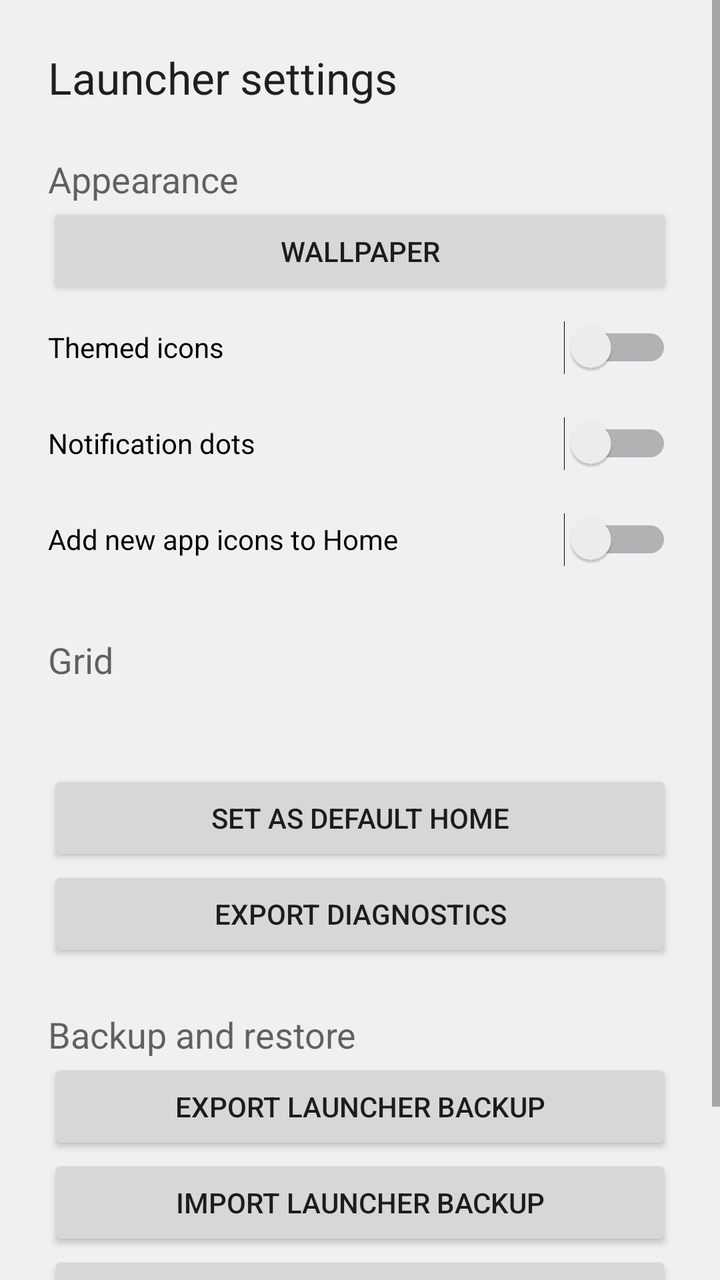
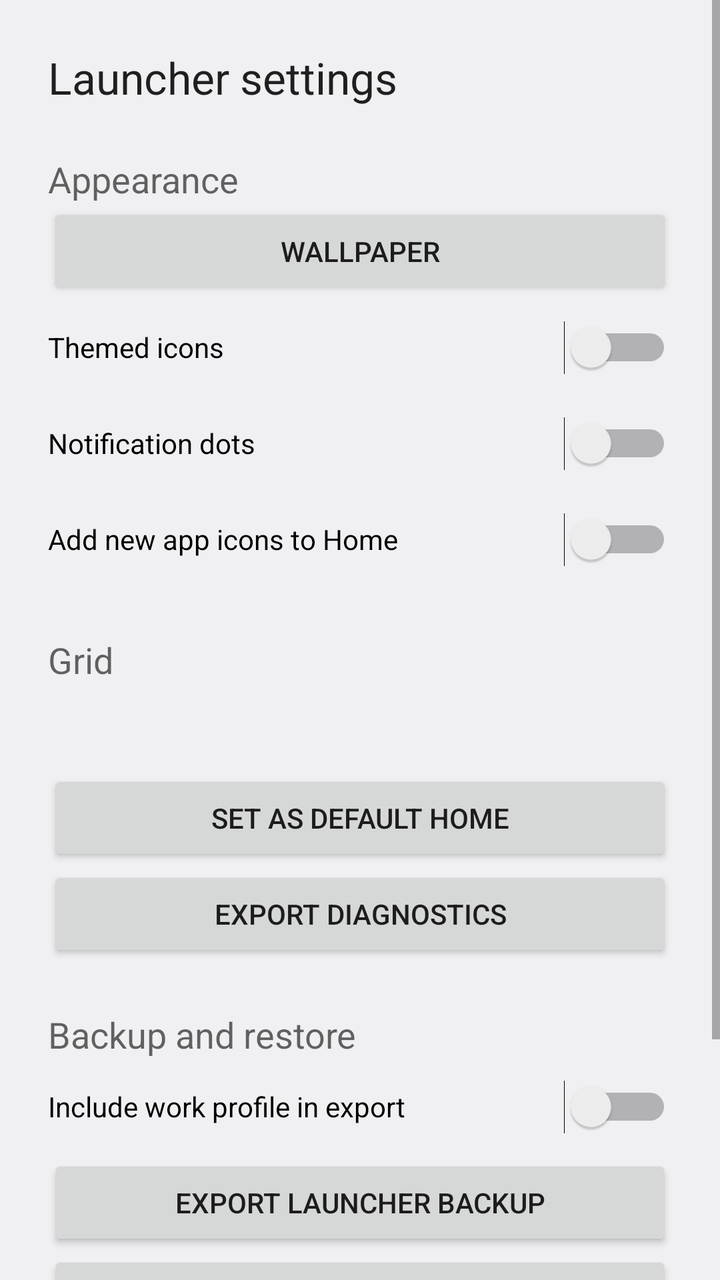

Two renders of the same Android screen: before a commit and after it. Below are the layout's source before the change and the commit's diff.
<!-- AndroidManifest.xml: activity theme Theme.Cenix.Settings -->
<!-- res/layout/activity_launcher_settings.xml -->
<?xml version="1.0" encoding="utf-8"?>
<ScrollView xmlns:android="http://schemas.android.com/apk/res/android"
    android:layout_width="match_parent"
    android:layout_height="match_parent"
    android:fillViewport="true">

    <LinearLayout
        android:layout_width="match_parent"
        android:layout_height="wrap_content"
        android:orientation="vertical"
        android:padding="24dp">

        <TextView
            android:id="@+id/settingsTitle"
            android:layout_width="match_parent"
            android:layout_height="wrap_content"
            android:accessibilityHeading="true"
            android:text="@string/launcher_settings"
            android:textAppearance="?android:attr/textAppearanceLarge" />

        <TextView
            android:layout_width="match_parent"
            android:layout_height="wrap_content"
            android:layout_marginTop="24dp"
            android:accessibilityHeading="true"
            android:text="@string/appearance"
            android:textAppearance="?android:attr/textAppearanceMedium" />

        <Button
            android:id="@+id/wallpaper"
            android:layout_width="match_parent"
            android:layout_height="48dp"
            android:text="@string/wallpaper" />

        <Switch
            android:id="@+id/themedIcons"
            android:layout_width="match_parent"
            android:layout_height="48dp"
            android:text="@string/themed_icons" />

        <Switch
            android:id="@+id/notificationDots"
            android:layout_width="match_parent"
            android:layout_height="48dp"
            android:text="@string/notification_dots" />

        <Switch
            android:id="@+id/autoAddApps"
            android:layout_width="match_parent"
            android:layout_height="48dp"
            android:text="@string/auto_add_apps" />

        <TextView
            android:layout_width="match_parent"
            android:layout_height="wrap_content"
            android:layout_marginTop="24dp"
            android:accessibilityHeading="true"
            android:text="@string/grid"
            android:textAppearance="?android:attr/textAppearanceMedium" />

        <RadioGroup
            android:id="@+id/gridOptions"
            android:layout_width="match_parent"
            android:layout_height="wrap_content"
            android:orientation="vertical" />

        <ProgressBar
            android:id="@+id/gridProgress"
            style="?android:attr/progressBarStyleHorizontal"
            android:layout_width="match_parent"
            android:layout_height="wrap_content"
            android:layout_marginTop="8dp"
            android:indeterminate="true"
            android:visibility="gone" />

        <TextView
            android:id="@+id/gridStatus"
            android:layout_width="match_parent"
            android:layout_height="wrap_content"
            android:accessibilityLiveRegion="polite" />

        <Button
            android:id="@+id/selectHomeRole"
            android:layout_width="match_parent"
            android:layout_height="48dp"
            android:layout_marginTop="24dp"
            android:text="@string/set_default_home" />

        <Button
            android:id="@+id/exportDiagnostics"
            android:layout_width="match_parent"
            android:layout_height="48dp"
            android:text="@string/export_diagnostics" />

        <TextView
            android:layout_width="match_parent"
            android:layout_height="wrap_content"
            android:layout_marginTop="24dp"
            android:accessibilityHeading="true"
            android:text="@string/backup_restore"
            android:textAppearance="?android:attr/textAppearanceMedium" />

        <Button
            android:id="@+id/exportBackup"
            android:layout_width="match_parent"
            android:layout_height="48dp"
            android:text="@string/backup_export" />

        <Button
            android:id="@+id/importBackup"
            android:layout_width="match_parent"
            android:layout_height="48dp"
            android:text="@string/backup_import" />

        <Button
            android:id="@+id/resetLauncher"
            android:layout_width="match_parent"
            android:layout_height="48dp"
            android:text="@string/reset_state" />

        <TextView
            android:id="@+id/buildIdentity"
            android:layout_width="match_parent"
            android:layout_height="wrap_content"
            android:layout_marginTop="24dp"
            android:textIsSelectable="true" />
    </LinearLayout>
</ScrollView>
<!-- resources referenced by this layout -->
<resources>
  <string name="appearance">Appearance</string>
  <string name="auto_add_apps">Add new app icons to Home</string>
  <string name="backup_export">Export launcher backup</string>
  <string name="backup_import">Import launcher backup</string>
  <string name="backup_restore">Backup and restore</string>
  <string name="export_diagnostics">Export diagnostics</string>
  <string name="grid">Grid</string>
  <string name="launcher_settings">Launcher settings</string>
  <string name="notification_dots">Notification dots</string>
  <string name="reset_state">Reset local state</string>
  <string name="set_default_home">Set as default HOME</string>
  <string name="themed_icons">Themed icons</string>
  <string name="wallpaper">Wallpaper</string>
  <style name="Theme.Cenix.Settings" parent="Theme.AppCompat.DayNight.NoActionBar">
          <item name="android:windowBackground">@color/launcher_surface</item>
          <item name="android:windowShowWallpaper">false</item>
          <item name="android:colorBackground">@color/launcher_surface</item>
          <item name="colorAccent">@color/launcher_accent</item>
      </style>
  <color name="launcher_surface">#FFF8F8F8</color>
  <color name="launcher_accent">#FF6750A4</color>
</resources>

<!-- the commit's change to res/layout/activity_launcher_settings.xml (unified diff, before → after) -->
@@ -100,6 +100,12 @@
             android:text="@string/backup_restore"
             android:textAppearance="?android:attr/textAppearanceMedium" />
 
+        <Switch
+            android:id="@+id/includeWorkBackup"
+            android:layout_width="match_parent"
+            android:layout_height="48dp"
+            android:text="@string/backup_include_work" />
+
         <Button
             android:id="@+id/exportBackup"
             android:layout_width="match_parent"
<!-- resource entries referenced after the edit -->
@@ -4,6 +4,7 @@
   <string name="auto_add_apps">Add new app icons to Home</string>
   <string name="backup_export">Export launcher backup</string>
   <string name="backup_import">Import launcher backup</string>
+  <string name="backup_include_work">Include work profile in export</string>
   <string name="backup_restore">Backup and restore</string>
   <string name="export_diagnostics">Export diagnostics</string>
   <string name="grid">Grid</string>
